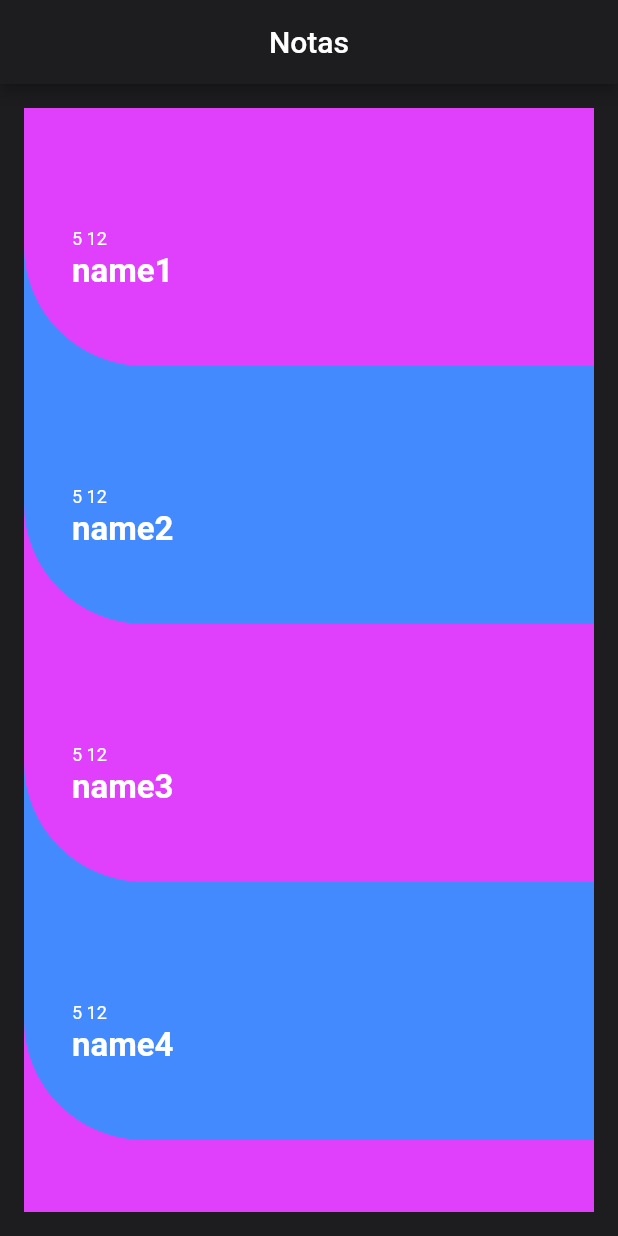
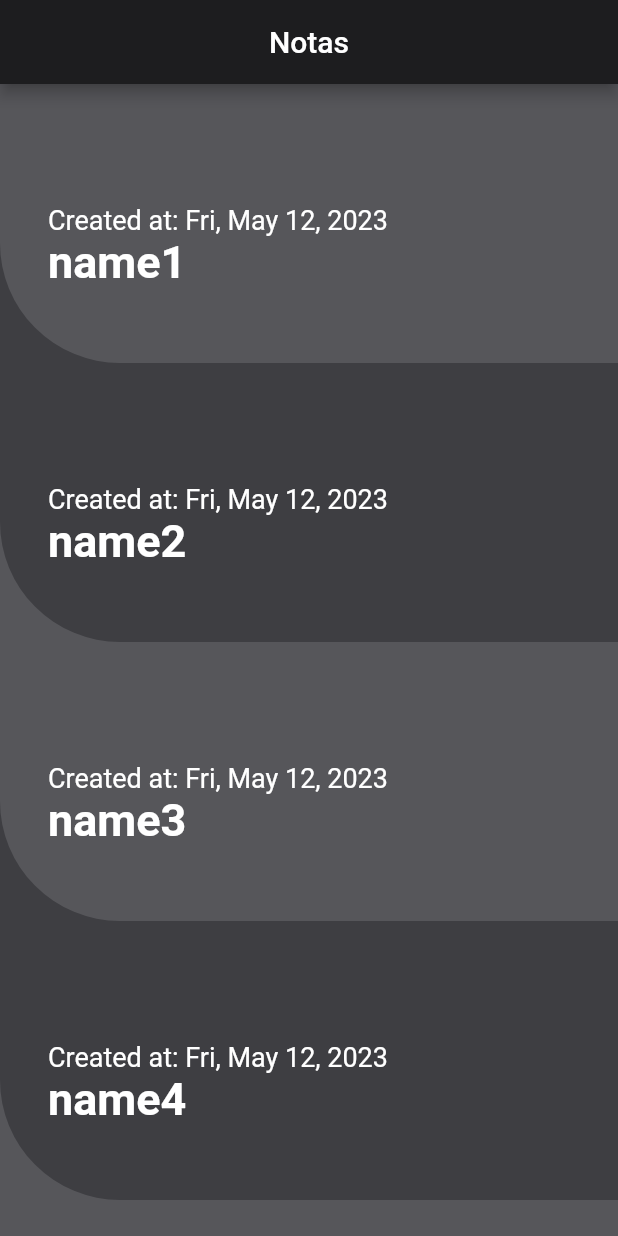
Before and after one commit to lgomes-lgomes/app_bloco_notas, a Flutter app: the screen it shows after launch, on a phone screen of 412 x 824 dp. Run offline on Flutter 3.47's test engine with Material 2 defaults, Android fonts, the light colour scheme and no system bars.

Commit message:
feat: alteração no card de nota

```diff
--- a/lib/components/note_card_component.dart
+++ b/lib/components/note_card_component.dart
@@ -1,6 +1,8 @@
+import 'package:app_bloco_notas/models/enums/weekday_enum.dart';
 import 'package:app_bloco_notas/models/note_model.dart';
 import 'package:flutter/cupertino.dart';
 import 'package:flutter/material.dart';
+import 'package:intl/intl.dart';
 
 class NoteCardComponent extends StatelessWidget {
   const NoteCardComponent({
@@ -12,6 +14,8 @@ class NoteCardComponent extends StatelessWidget {
   final NoteModel note;
   final Color color;
   final Color nextColor;
+
+
 
   @override
   Widget build(BuildContext context) {
@@ -33,17 +37,14 @@ class NoteCardComponent extends StatelessWidget {
             crossAxisAlignment: CrossAxisAlignment.start,
             children: <Widget>[
               Text(
-                '${note.createdAt.weekday.toString()} ${note.createdAt.day}',
-                style: const TextStyle(color: Colors.white, fontSize: 12),
-              ),
-              const SizedBox(
-                height: 2,
+                'Created at: ${DateFormat.yMMMEd().format(note.createdAt)}',
+                style: const TextStyle(color: Colors.white, fontSize: 18),
               ),
               Text(
                 note.name,
                 style: const TextStyle(
                     color: Colors.white,
-                    fontSize: 22,
+                    fontSize: 30,
                     fontWeight: FontWeight.bold),
               ),
               Row(),
--- /dev/null
+++ b/lib/models/enums/weekday_enum.dart
@@ -0,0 +1,9 @@
+enum weekdayEnum {
+  MONDAY,
+  TUESDAY,
+  WEDNESDAY,
+  THURSDAY,
+  FRIDAY,
+  SATURDAY,
+  SUNDAY,
+}
--- a/lib/pages/notes_list_page.dart
+++ b/lib/pages/notes_list_page.dart
@@ -1,5 +1,3 @@
-import 'dart:math';
-
 import 'package:app_bloco_notas/components/note_card_component.dart';
 import 'package:app_bloco_notas/models/note_model.dart';
 import 'package:flutter/material.dart';
@@ -25,25 +23,9 @@ class _NotesListPageState extends State<NotesListPage> {
     NoteModel(name: 'name10', createdAt: DateTime.now(), note: 'note10'),
   ]);
 
-  Color? lastColor;
-
-  var colors = List.of([
-    Colors.blueAccent,
-    Colors.greenAccent,
-    Colors.yellowAccent,
-  ]);
-
-  var colors2 = List.of([
-    Colors.black,
-    Colors.grey,
-    Colors.purple,
-  ]);
-
-  Color color = Color(0xFF448AFF);
-  Color nextColor = Color(0xFFE040FB);
+  Color color = Color.fromARGB(255, 62, 62, 66) ;
+  Color nextColor = Color.fromARGB(255, 86, 86, 90);
   Color aux = Color(0);
-
-  // min + Random(). nextInt((max + 1) - min);
 
   @override
   Widget build(BuildContext context) {
@@ -54,8 +36,7 @@ class _NotesListPageState extends State<NotesListPage> {
         title: const Text('Notas'),
       ),
       body: Container(
-        color: const Color(0xff1d1d1f),
-        padding: const EdgeInsets.all(16),
+        color: const Color.fromARGB(255, 51, 51, 54),
         child: ListView.builder(
           itemBuilder: ((context, index) {
             aux = color;
--- a/pubspec.yaml
+++ b/pubspec.yaml
@@ -32,6 +32,7 @@ dependencies:
   flutter:
     sdk: flutter
   font_awesome_flutter: ^10.4.0
+  intl: ^0.17.0
 
 
   # The following adds the Cupertino Icons font to your application.
```
Also changed, not shown: pubspec.lock, 1 other file.
